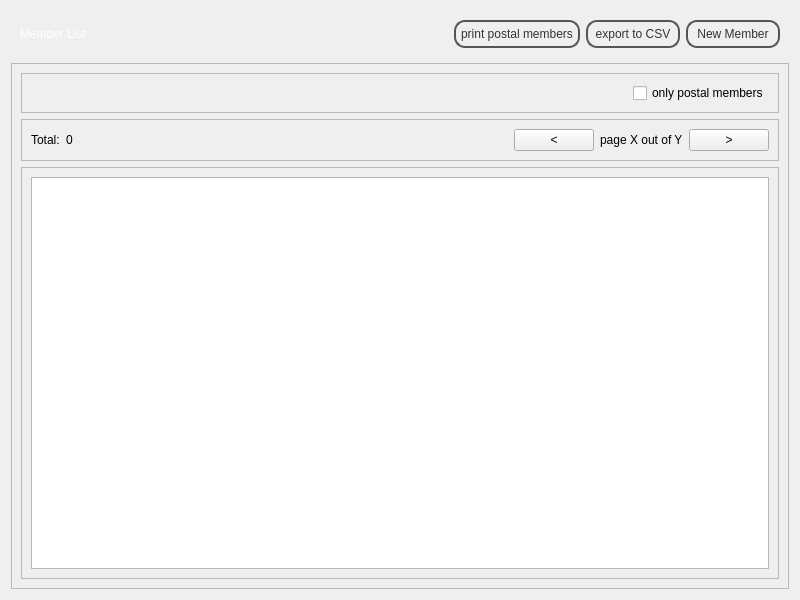
This is penyamanager/admin/memberlistview.ui in eguzki/penyamanager as Qt 5 draws it before an edit. The edited form follows.
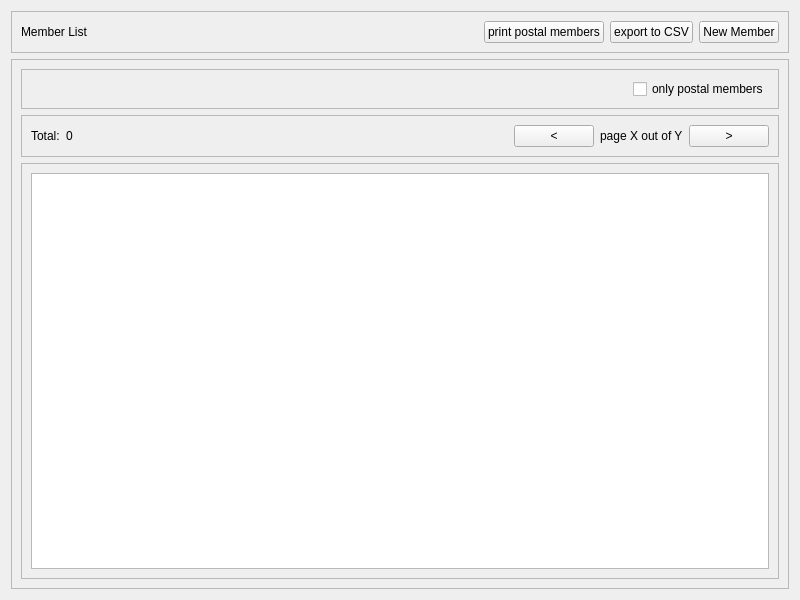
This is the edited form.

The edit to the form file:
```diff
--- a/penyamanager/admin/memberlistview.ui
+++ b/penyamanager/admin/memberlistview.ui
@@ -14,7 +14,7 @@
    <string>Form</string>
   </property>
   <property name="styleSheet">
-   <string notr="true">#topFrame {
+   <string notr="true">/*#topFrame {
 border: none;
 background: qlineargradient(x1: 0, y1: 0, x2: 0, y2: 1,
 stop: 0 #a6a6a6, stop: 0.08 #7f7f7f,
@@ -53,7 +53,7 @@
 fx: 0.4, fy: -0.1,
 radius: 1.35, stop: 0 #fff, stop: 1 #ddd);
 }
-</string>
+*/</string>
   </property>
   <layout class="QVBoxLayout" name="verticalLayout">
    <item>
@@ -252,7 +252,7 @@
             <enum>QAbstractItemView::SelectRows</enum>
            </property>
            <attribute name="horizontalHeaderVisible">
-            <bool>true</bool>
+            <bool>false</bool>
            </attribute>
            <attribute name="verticalHeaderVisible">
             <bool>false</bool>
```
